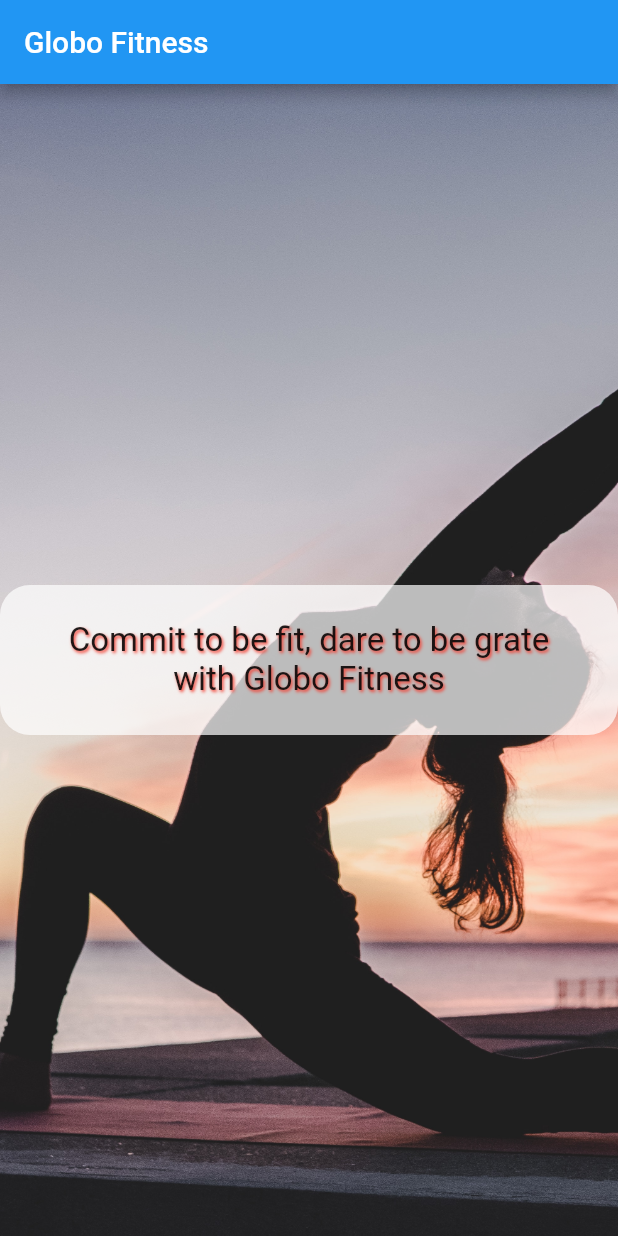
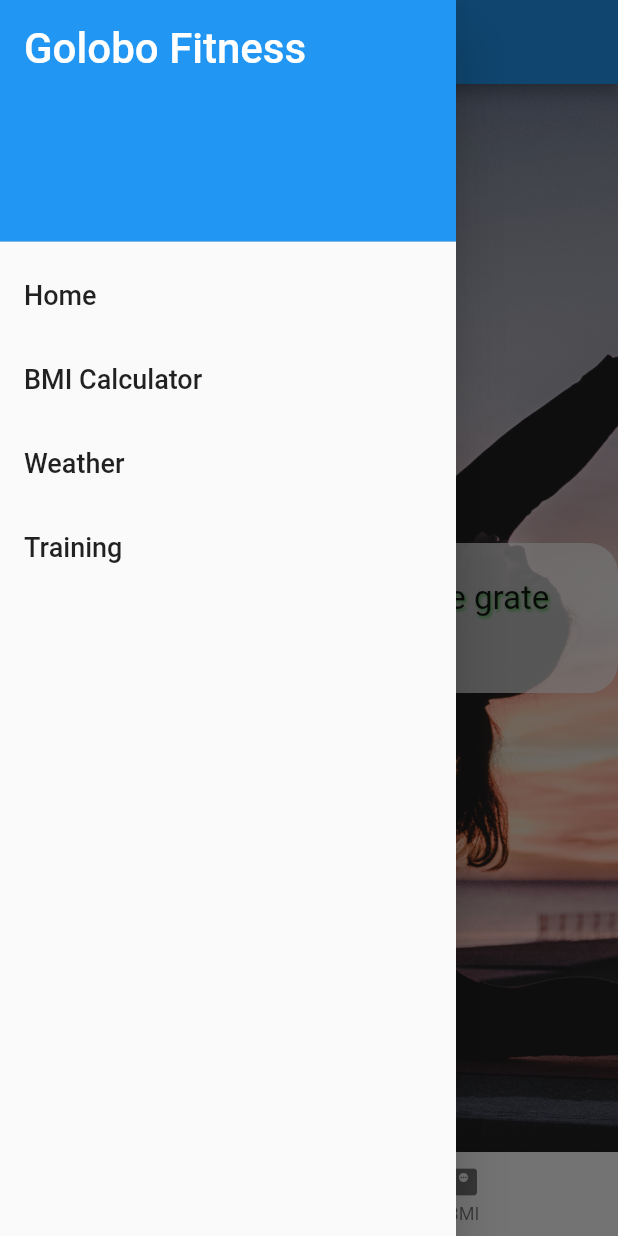
Before and after one commit to tahaagaoglu/Flutter.App, a Flutter app: the screen it shows after launch, with the side drawer open (before the commit the screen has no drawer), on a phone screen of 412 x 824 dp. Run offline on Flutter 3.47's test engine with Material 2 defaults, Android fonts, the phone set to English and light mode, and no system bars.

```diff
--- a/lib/main.dart
+++ b/lib/main.dart
@@ -1,7 +1,9 @@
 import 'package:flutter/material.dart';
-import 'package:globo_fitness/screens/intro_screen.dart';
+import 'package:globo_fitness/screens/bmi_screen.dart';
+import 'screens/intro_screen.dart';
+import 'screens/bmi_screen.dart';
 
-void main(List<String> args) {
+void main() {
   runApp(GlobeApp());
 }
 
@@ -11,6 +13,11 @@ class GlobeApp extends StatelessWidget {
   @override
   Widget build(BuildContext context) {
     return MaterialApp(
-        theme: ThemeData(primaryColor: Colors.grey), home: IntroScreen());
+      routes: {
+        '/': (context) => IntroScreen(),
+        '/bmi': (context) => BmiScreen(),
+      },
+      initialRoute: '/',
+    );
   }
 }
--- a/lib/screens/intro_screen.dart
+++ b/lib/screens/intro_screen.dart
@@ -1,4 +1,7 @@
 import 'package:flutter/material.dart';
+import 'package:globo_fitness/main.dart';
+import 'package:globo_fitness/shared/menu_drawer.dart';
+import '../shared/menu_bottom.dart';
 
 class IntroScreen extends StatelessWidget {
   const IntroScreen({Key? key}) : super(key: key);
@@ -8,6 +11,8 @@ class IntroScreen extends StatelessWidget {
     return MaterialApp(
         home: Scaffold(
       appBar: AppBar(title: Text('Globo Fitness')),
+      drawer: MenuDrawer(),
+      bottomNavigationBar: MenuBottom(),
       body: Container(
         decoration: BoxDecoration(
             image: DecorationImage(
@@ -28,7 +33,7 @@ class IntroScreen extends StatelessWidget {
                     Shadow(
                       offset: Offset(1.0, 1.0),
                       blurRadius: 2.0,
-                      color: Colors.red,
+                      color: Colors.green,
                     )
                   ]),
                 ))),
--- /dev/null
+++ b/lib/shared/menu_bottom.dart
@@ -0,0 +1,27 @@
+import 'package:flutter/material.dart';
+
+class MenuBottom extends StatelessWidget {
+  const MenuBottom({
+    Key? key,
+  }) : super(key: key);
+
+  @override
+  Widget build(BuildContext context) {
+    return BottomNavigationBar(
+      onTap: (int index) {
+        switch (index) {
+          case 0:
+            Navigator.pushNamed(context, '/');
+            break;
+          case 1:
+            Navigator.pushNamed(context, '/bmi');
+            break;
+        }
+      },
+      items: [
+        BottomNavigationBarItem(icon: Icon(Icons.home), label: 'Home'),
+        BottomNavigationBarItem(icon: Icon(Icons.monitor_weight), label: 'BMI'),
+      ],
+    );
+  }
+}
--- /dev/null
+++ b/lib/shared/menu_drawer.dart
@@ -0,0 +1,49 @@
+import 'package:flutter/material.dart';
+import '../screens/bmi_screen.dart';
+import '../screens/intro_screen.dart';
+
+class MenuDrawer extends StatelessWidget {
+  const MenuDrawer({Key? key}) : super(key: key);
+
+  @override
+  Widget build(BuildContext context) {
+    return Drawer(
+      child: ListView(
+        children: buildMenuItems(context),
+      ),
+    );
+  }
+
+  List<Widget> buildMenuItems(BuildContext context) {
+    final List<String> menuTitles = [
+      'Home',
+      'BMI Calculator',
+      'Weather',
+      'Training'
+    ];
+    List<Widget> menuItems = [];
+    menuItems.add(DrawerHeader(
+        decoration: BoxDecoration(color: Colors.blue),
+        child: Text('Golobo Fitness',
+            style: TextStyle(color: Colors.white, fontSize: 28))));
+    menuTitles.forEach((String element) {
+      Widget screen = Container();
+      menuItems.add(ListTile(
+          title: Text(element, style: TextStyle(fontSize: 18)),
+          onTap: () {
+            switch (element) {
+              case 'Home':
+                screen = IntroScreen();
+                break;
+              case 'BMI Calculator':
+                screen = BmiScreen();
+                break;
+            }
+            Navigator.of(context).pop();
+            Navigator.of(context)
+                .push(MaterialPageRoute(builder: (context) => screen));
+          }));
+    });
+    return menuItems;
+  }
+}
```
Also changed, not shown: 1 other file.
